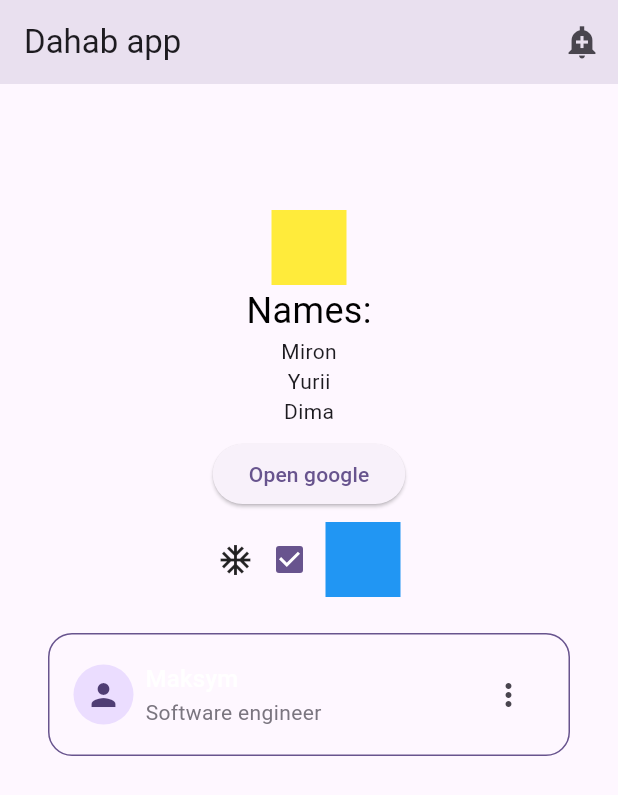
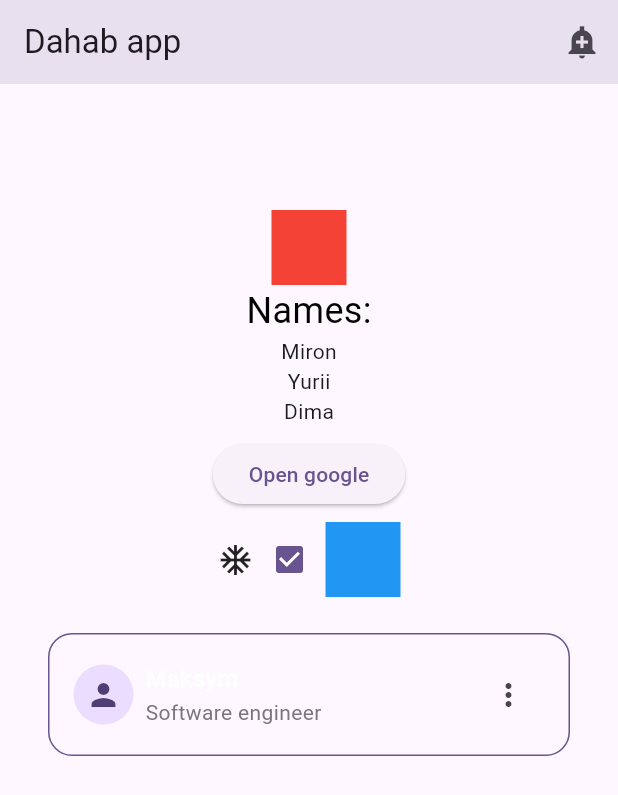
Before and after one commit to swat-cat/dahab_kids, a Flutter app: the screen it shows after launch, on a phone screen of 412 x 824 dp. Shown: the top 795 px of the screen. Run offline on Flutter 3.47's test engine with Material 3 defaults, Android fonts, the phone set to English and light mode, and no system bars; missing offline and left inert: image_picker_web.

Commit message:
changing color to red back

```diff
--- a/lib/ui/home.dart
+++ b/lib/ui/home.dart
@@ -28,7 +28,7 @@ class _HomeState extends State<Home> {
           mainAxisSize: MainAxisSize.min,
           children: [
             Container(
-              color: Colors.yellow,
+              color: Colors.red,
               width: 50,
               height: 50,
             ),
```
